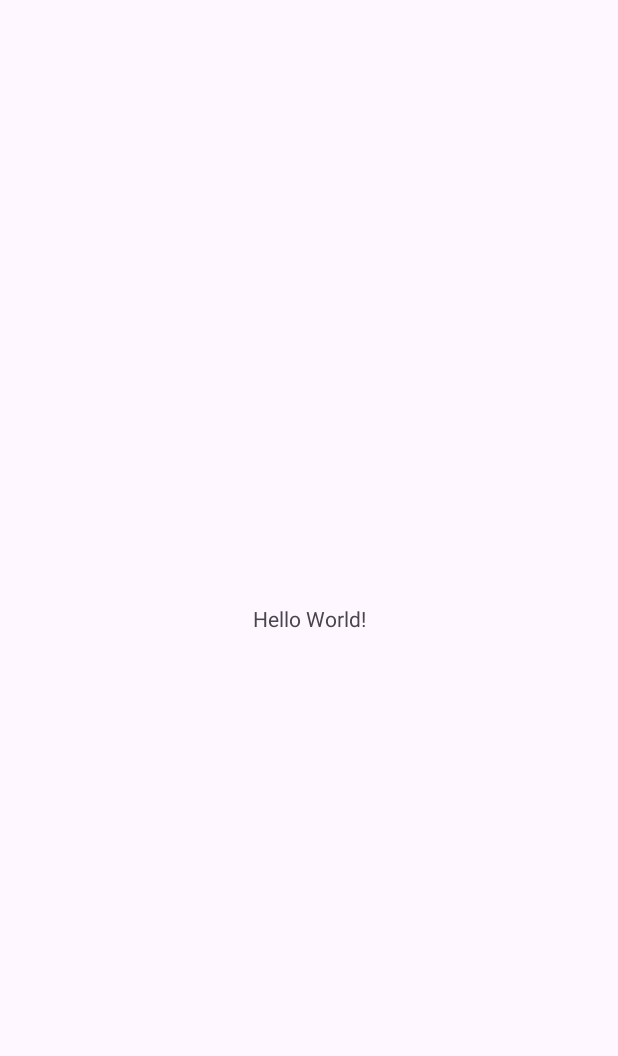
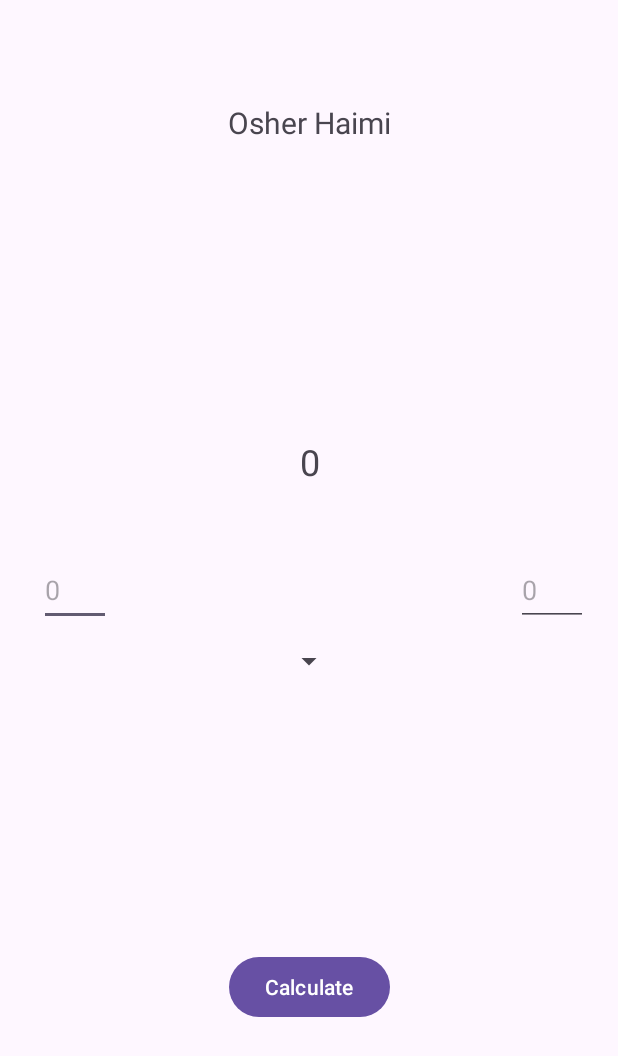
Before and after one commit to OHTcb/Assigment1, an Android app: the screen it shows after launch (MainActivity), on a phone screen of 412 x 824 dp. Before the commit the part shown is almost empty. Shown: the top 1056 px of the screen. Run offline under Robolectric (Android 15) with nearby library versions, the phone set to English and light mode, and no system bars.

Commit message:
update-1

```diff
--- a/app/src/main/java/il/ac/tcb/assigment1/MainActivity.java
+++ b/app/src/main/java/il/ac/tcb/assigment1/MainActivity.java
@@ -1,14 +1,88 @@
 package il.ac.tcb.assigment1;
 
 import androidx.appcompat.app.AppCompatActivity;
+import android.content.Context;
+import android.os.Bundle;
+import android.view.View;
+import android.widget.*;
 
-import android.os.Bundle;
+import java.util.ArrayList;
 
 public class MainActivity extends AppCompatActivity {
+    private EditText editTextNumber1, editTextNumber2;
+    private TextView res;
+    private Button calc;
+    private Spinner spinner;
+
+    private String operator;
 
     @Override
     protected void onCreate(Bundle savedInstanceState) {
         super.onCreate(savedInstanceState);
         setContentView(R.layout.activity_main);
+
+        editTextNumber1 = findViewById(R.id.editTextNumber1);
+        editTextNumber2 = findViewById(R.id.editTextNumber2);
+        res = findViewById(R.id.res);
+        calc = findViewById(R.id.calc);
+        spinner = findViewById(R.id.spinner);
+
+        setupSpinner();
+        setupCalcButton();
+    }
+
+    private void setupSpinner() {
+        ArrayList<String> operatorsList = new ArrayList<>();
+        operatorsList.add("+");
+        operatorsList.add("-");
+        operatorsList.add("*");
+        operatorsList.add("/");
+        operatorsList.add("^");
+
+        ArrayAdapter<String> adapter = new ArrayAdapter<>(this, android.R.layout.simple_spinner_item, operatorsList);
+        adapter.setDropDownViewResource(android.R.layout.simple_spinner_dropdown_item);
+        spinner.setAdapter(adapter);
+
+        spinner.setOnItemSelectedListener(new AdapterView.OnItemSelectedListener() {
+            @Override
+            public void onItemSelected(AdapterView<?> parent, View view, int position, long id) {
+                operator = operatorsList.get(position);
+                Toast.makeText(MainActivity.this, operator, Toast.LENGTH_SHORT).show();
+            }
+
+            @Override
+            public void onNothingSelected(AdapterView<?> parent) { }
+        });
+    }
+
+    private void setupCalcButton() {
+        calc.setOnClickListener(v -> calculate());
+    }
+
+    private void calculate() {
+        double num1 = Double.parseDouble(editTextNumber1.getText().toString());
+        double num2 = Double.parseDouble(editTextNumber2.getText().toString());
+
+        try {
+            double result = performOperation(num1, num2);
+            res.setText(String.format("%.2f", result));
+
+        } catch (Exception e) {
+            Toast.makeText(MainActivity.this, "Error: " + e.getMessage(), Toast.LENGTH_SHORT).show(); // Use MainActivity.this for context
+        }
+    }
+
+    private double performOperation(double num1, double num2) throws ArithmeticException {
+        switch (operator) {
+            case "+": return num1 + num2;
+            case "-": return num1 - num2;
+            case "*": return num1 * num2;
+            case "/":
+                if (num2 == 0) throw new ArithmeticException("Division by zero");
+                return num1 / num2;
+            case "^": return Math.pow(num1, num2);
+            default:
+                throw new IllegalArgumentException("Invalid operator");
+        }
     }
 }
--- a/app/src/main/res/layout/activity_main.xml
+++ b/app/src/main/res/layout/activity_main.xml
@@ -7,12 +7,77 @@
     tools:context=".MainActivity">
 
     <TextView
+        android:id="@+id/textView"
         android:layout_width="wrap_content"
         android:layout_height="wrap_content"
-        android:text="Hello World!"
-        app:layout_constraintBottom_toBottomOf="parent"
+        android:layout_marginStart="148dp"
+        android:layout_marginTop="68dp"
+        android:layout_marginEnd="148dp"
+        android:text="Osher Haimi"
+        android:textSize="20sp"
         app:layout_constraintEnd_toEndOf="parent"
         app:layout_constraintStart_toStartOf="parent"
         app:layout_constraintTop_toTopOf="parent" />
 
+    <TextView
+        android:id="@+id/res"
+        android:layout_width="wrap_content"
+        android:layout_height="wrap_content"
+        android:layout_marginStart="200dp"
+        android:layout_marginTop="196dp"
+        android:text="0"
+        android:textSize="24sp"
+        app:layout_constraintStart_toStartOf="parent"
+        app:layout_constraintTop_toBottomOf="@+id/textView" />
+
+    <Spinner
+        android:id="@+id/spinner"
+        android:layout_width="48dp"
+        android:layout_height="48dp"
+        android:layout_marginStart="107dp"
+        android:layout_marginTop="46dp"
+        android:layout_marginEnd="114dp"
+        android:layout_marginBottom="123dp"
+        android:spinnerMode="dropdown"
+        app:layout_constraintBottom_toTopOf="@+id/calc"
+        app:layout_constraintEnd_toStartOf="@+id/editTextNumber2"
+        app:layout_constraintStart_toEndOf="@+id/editTextNumber1"
+        app:layout_constraintTop_toBottomOf="@+id/res" />
+
+    <Button
+        android:id="@+id/calc"
+        android:layout_width="wrap_content"
+        android:layout_height="wrap_content"
+        android:layout_marginStart="160dp"
+        android:layout_marginEnd="160dp"
+        android:layout_marginBottom="142dp"
+        android:text="Calculate"
+        app:layout_constraintBottom_toBottomOf="parent"
+        app:layout_constraintEnd_toEndOf="parent"
+        app:layout_constraintStart_toStartOf="parent" />
+
+    <EditText
+        android:id="@+id/editTextNumber1"
+        android:layout_width="48dp"
+        android:layout_height="48dp"
+        android:layout_marginStart="26dp"
+        android:layout_marginTop="369dp"
+        android:ems="10"
+        android:hint="0"
+        android:inputType="number"
+        app:layout_constraintStart_toStartOf="parent"
+        app:layout_constraintTop_toTopOf="parent" />
+
+    <EditText
+        android:id="@+id/editTextNumber2"
+        android:layout_width="48dp"
+        android:layout_height="48dp"
+        android:layout_marginTop="369dp"
+        android:layout_marginEnd="20dp"
+        android:ems="10"
+        android:hint="0"
+        android:inputType="number"
+        app:layout_constraintEnd_toEndOf="parent"
+        app:layout_constraintTop_toTopOf="parent" />
+
 </androidx.constraintlayout.widget.ConstraintLayout>
```
